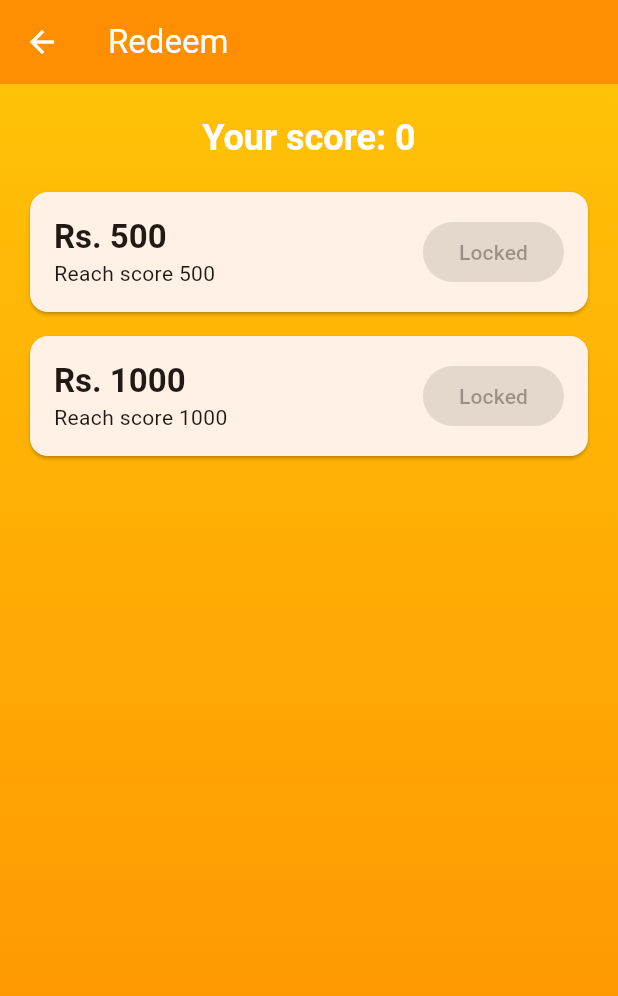
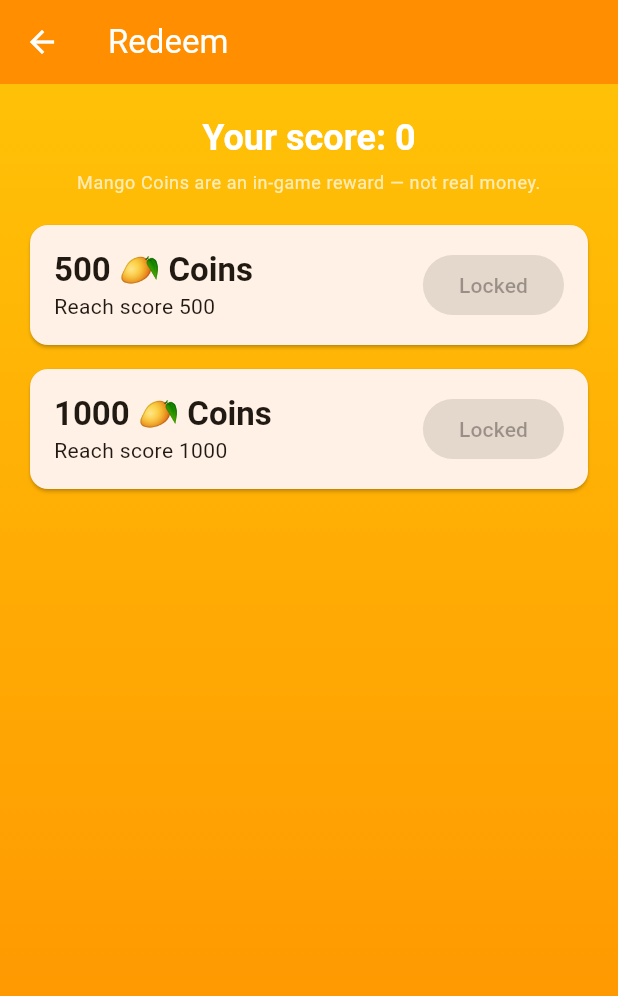
Before and after one commit to buildscript-dev/Just_A_Mango, a Flutter app: the RedeemPage screen opened directly with empty values, on a phone screen of 412 x 824 dp. Shown: the top 996 px of the screen. Run offline on Flutter 3.47's test engine with Material 3 defaults, Android fonts, the phone set to English and light mode, and no system bars; our stand-ins replace google_mobile_ads, shared_preferences; accounts and stored records are empty; statements that could not run were skipped.

Commit message:
Relabel rewards to in-game Mango Coins; add store assets
- Redeem rewards are now cosmetic Mango Coins (no real money), aligning
  with content-rating and privacy policy.
- Add Play feature graphic (1024x500) and hi-res icon (512x512).
- Add launcher icons and signing config.

Co-Authored-By: Claude Opus 4.8 <noreply@anthropic.com>

```diff
--- a/lib/redeem_page.dart
+++ b/lib/redeem_page.dart
@@ -2,24 +2,27 @@ import 'package:flutter/material.dart';
 import 'package:shared_preferences/shared_preferences.dart';
 
 /// Reward tiers. Unlocked when score >= [scoreNeeded].
+///
+/// Rewards are in-game **Mango Coins** only — a cosmetic gameplay reward. They
+/// are NOT real money and are NOT convertible to cash, so the app stays clear
+/// of "cash convertible rewards / play-to-earn" classification.
 class RewardTier {
-  const RewardTier({required this.scoreNeeded, required this.rupees});
+  const RewardTier({required this.scoreNeeded, required this.coins});
   final int scoreNeeded;
-  final int rupees;
+  final int coins;
 
   String get claimedKey => 'redeem_claimed_$scoreNeeded';
 }
 
 const List<RewardTier> kRewardTiers = [
-  RewardTier(scoreNeeded: 500, rupees: 500),
-  RewardTier(scoreNeeded: 1000, rupees: 1000),
+  RewardTier(scoreNeeded: 500, coins: 500),
+  RewardTier(scoreNeeded: 1000, coins: 1000),
 ];
 
 /// Redeem screen reached by long-pressing the score on the main page.
 ///
-/// IMPORTANT: This screen only RECORDS a claim locally and shows a confirmation.
-/// It does NOT transfer real money. Wiring an actual payout rail (UPI/KYC/fraud
-/// defense) is out of scope and must be added before promising real cash.
+/// Rewards are in-game **Mango Coins** only — purely cosmetic. No real money,
+/// no cash conversion, no payout. The claim is recorded locally for gameplay.
 class RedeemPage extends StatefulWidget {
   const RedeemPage({super.key, required this.score});
 
@@ -61,8 +64,8 @@ class _RedeemPageState extends State<RedeemPage> {
       builder: (ctx) => AlertDialog(
         title: const Text('Reward claimed 🥭'),
         content: Text(
-          'Your claim for Rs. ${tier.rupees} is recorded.\n\n'
-          '(Demo: no real money is transferred yet.)',
+          'You unlocked ${tier.coins} Mango Coins!\n\n'
+          'Mango Coins are an in-game reward only.',
         ),
         actions: [
           TextButton(
@@ -104,6 +107,14 @@ class _RedeemPageState extends State<RedeemPage> {
                         fontWeight: FontWeight.bold,
                       ),
                 ),
+                const SizedBox(height: 6),
+                Text(
+                  'Mango Coins are an in-game reward — not real money.',
+                  textAlign: TextAlign.center,
+                  style: Theme.of(context).textTheme.bodySmall?.copyWith(
+                        color: Colors.white70,
+                      ),
+                ),
                 const SizedBox(height: 20),
                 if (_loaded)
                   ...kRewardTiers.map(_buildTierCard)
@@ -132,7 +143,7 @@ class _RedeemPageState extends State<RedeemPage> {
                 crossAxisAlignment: CrossAxisAlignment.start,
                 children: [
                   Text(
-                    'Rs. ${tier.rupees}',
+                    '${tier.coins} 🥭 Coins',
                     style: Theme.of(context).textTheme.titleLarge?.copyWith(
                           fontWeight: FontWeight.bold,
                         ),
```
Also changed, not shown: store/feature_graphic.png (added), store/play_store_icon_512.png (added).
